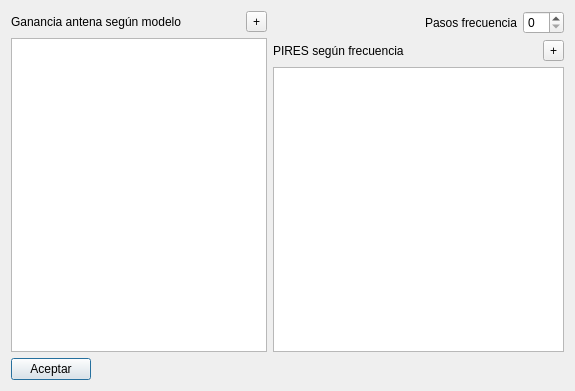
This is DlgConfig.ui in silderan/WiFiLinkCalc as Qt 5 draws it before an edit. The edited form follows.
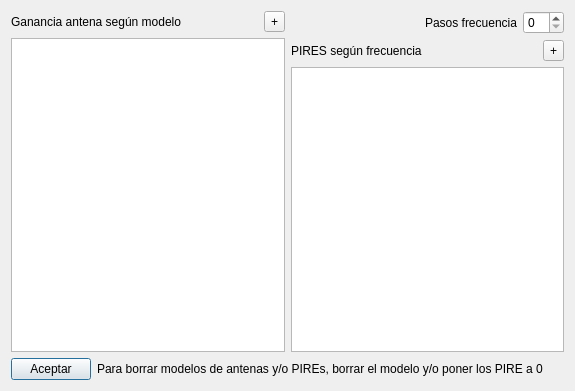
This is the edited form. Custom widgets are drawn as their Qt base class.

The edit to the form file:
```diff
--- a/DlgConfig.ui
+++ b/DlgConfig.ui
@@ -80,7 +80,9 @@
      </item>
     </layout>
    </item>
-   <item row="1" column="0">
+   <item row="1" column="0" colspan="2">
+    <layout class="QHBoxLayout" name="horizontalLayout_2">
+     <item>
     <widget class="QPushButton" name="btOk">
      <property name="sizePolicy">
       <sizepolicy hsizetype="Fixed" vsizetype="Fixed">
@@ -92,6 +94,15 @@
       <string>Aceptar</string>
      </property>
     </widget>
+     </item>
+     <item>
+      <widget class="QLabel" name="label_4">
+       <property name="text">
+        <string>Para borrar modelos de antenas y/o PIREs, borrar el modelo y/o poner los PIRE a 0</string>
+       </property>
+      </widget>
+     </item>
+    </layout>
    </item>
   </layout>
  </widget>
```
Lines whose indentation alone changed are shown as unchanged.
